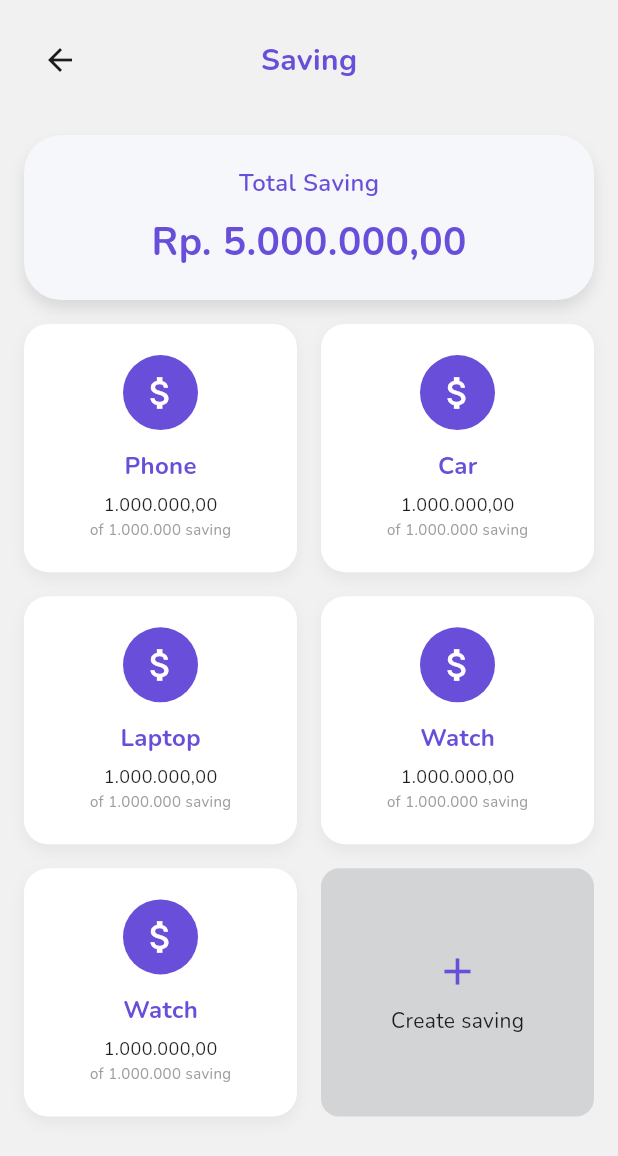
After one commit to amad-IO/frontendMonefy, a Flutter app: the SavingPage screen opened directly, on a phone screen of 412 x 824 dp. The commit adds this screen. Shown: the top 1156 px of the screen. Run offline on Flutter 3.47's test engine with Material 3 defaults, Android fonts, the phone set to English and light mode, and no system bars; our stand-ins replace flutter_svg.

Commit message:
aku tambah saving_page, saving_list, dan saving_card

```diff
--- a/lib/ui/pages/home_page.dart
+++ b/lib/ui/pages/home_page.dart
@@ -2,6 +2,7 @@
 import 'package:flutter/material.dart';
 import 'package:flutter_svg/flutter_svg.dart';
 import 'package:monefy/ui/pages/main_page.dart';
+import 'package:monefy/ui/pages/saving_page.dart';
 import '../../models/summary_model.dart';
 import '../../models/transaction_model.dart';
 import '../../models/user_model.dart';
@@ -68,7 +69,17 @@ class _HomePageState extends State<HomePage> {
                   ),
                 );
               },
-              onSavingTap: () {},
+              onSavingTap: () {
+                Navigator.push(
+                  context,
+                  MaterialPageRoute(
+                    builder: (_) => MainPage(
+                      initialIndex: 5,
+                      extraPage: const SavingPage(),
+                    ),
+                  ),
+                );
+              },
             ),
             Expanded(
               child: HistorySection(
--- /dev/null
+++ b/lib/ui/pages/saving_page.dart
@@ -0,0 +1,59 @@
+import 'package:flutter/material.dart';
+import '../widgets/saving_card.dart';
+import '../widgets/saving_list.dart';
+
+class SavingPage extends StatelessWidget {
+  const SavingPage({super.key});
+
+  @override
+  Widget build(BuildContext context) {
+    return Scaffold(
+      backgroundColor: const Color(0xFFF1F1F1),
+
+      body: SafeArea(
+        child: Column(
+          crossAxisAlignment: CrossAxisAlignment.start,
+          children: [
+            // HEADER
+            Padding(
+              padding: const EdgeInsets.all(16),
+              child: Stack(
+                alignment: Alignment.center,
+                children: [
+                  Align(
+                    alignment: Alignment.centerLeft,
+                    child: IconButton(
+                      icon: const Icon(Icons.arrow_back),
+                      onPressed: () {
+                        Navigator.pop(context);
+                      },
+                    ),
+                  ),
+                  const Text(
+                    "Saving",
+                    style: TextStyle(
+                      fontSize: 20,
+                      fontWeight: FontWeight.bold,
+                      color: Color(0xFF694EDA),
+                    ),
+                  ),
+                ],
+              ),
+            ),
+
+            const SizedBox(height: 10),
+
+            const SavingCard(),
+
+            const SizedBox(height: 16),
+
+            // 🔥 INI YANG SCROLL
+            const Expanded(
+              child: SavingList(),
+            ),
+          ],
+        ),
+      ),
+    );
+  }
+}
--- /dev/null
+++ b/lib/ui/widgets/saving_card.dart
@@ -0,0 +1,47 @@
+import 'package:flutter/material.dart';
+
+class SavingCard extends StatelessWidget {
+  const SavingCard({super.key});
+
+  @override
+  Widget build(BuildContext context) {
+    return Container(
+      width: double.infinity, //FULL WIDTH
+      margin: const EdgeInsets.symmetric(horizontal: 16),
+      padding: const EdgeInsets.symmetric(vertical: 20, horizontal: 20),
+      decoration: BoxDecoration(
+        color: const Color(0xFFF6F7FB),
+        borderRadius: BorderRadius.circular(25),
+        boxShadow: [
+          BoxShadow(
+            color: Colors.black.withValues(alpha: 0.1),
+            offset: const Offset(0, 6),
+            blurRadius: 8,
+          ),
+        ],
+      ),
+      child: Column(
+        crossAxisAlignment: CrossAxisAlignment.center, //tengah
+        children: const [
+          Text(
+            'Total Saving',
+            style: TextStyle(
+              color: Color(0xFF694EDA),
+              fontSize: 16,
+              fontWeight: FontWeight.w600,
+            ),
+          ),
+          SizedBox(height: 10),
+          Text(
+            'Rp. 5.000.000,00',
+            style: TextStyle(
+              color: Color(0xFF694EDA),
+              fontSize: 26,
+              fontWeight: FontWeight.bold,
+            ),
+          ),
+        ],
+      ),
+    );
+  }
+}
--- /dev/null
+++ b/lib/ui/widgets/saving_list.dart
@@ -0,0 +1,115 @@
+import 'package:flutter/material.dart';
+
+class SavingList extends StatelessWidget {
+  const SavingList({super.key});
+
+  @override
+  Widget build(BuildContext context) {
+    final items = [
+      "Phone",
+      "Car",
+      "Laptop",
+      "Watch",
+      "Watch",
+    ];
+
+    return Padding(
+      padding: const EdgeInsets.symmetric(horizontal: 16),
+      child: GridView.builder(
+        itemCount: items.length + 1,
+        gridDelegate: const SliverGridDelegateWithFixedCrossAxisCount(
+          crossAxisCount: 2,
+          mainAxisSpacing: 16,
+          crossAxisSpacing: 16,
+          childAspectRatio: 1.1,
+        ),
+        itemBuilder: (context, index) {
+          if (index == items.length) {
+            return _buildCreateCard();
+          }
+          return _buildItem(items[index]);
+        },
+      ),
+    );
+  }
+
+  Widget _buildItem(String title) {
+    return Container(
+      padding: const EdgeInsets.all(14),
+      decoration: BoxDecoration(
+        color: Colors.white,
+        borderRadius: BorderRadius.circular(16),
+        boxShadow: [
+          BoxShadow(
+            color: Colors.black.withValues(alpha: 0.05),
+            blurRadius: 8,
+            offset: const Offset(0, 4),
+          ),
+        ],
+      ),
+      child: Column(
+        mainAxisAlignment: MainAxisAlignment.center,
+        children: [
+          // ICON BULAT
+          Container(
+            width: 50,
+            height: 50,
+            decoration: const BoxDecoration(
+              shape: BoxShape.circle,
+              color: Color(0xFF694EDA),
+            ),
+            child: const Icon(
+              Icons.attach_money,
+              color: Colors.white,
+              size: 28,
+            ),
+          ),
+
+          const SizedBox(height: 12),
+
+          Text(
+            title,
+            style: const TextStyle(
+              color: Color(0xFF694EDA),
+              fontWeight: FontWeight.bold,
+              fontSize: 16,
+            ),
+          ),
+
+          const SizedBox(height: 6),
+
+          const Text(
+            "1.000.000,00",
+            style: TextStyle(fontSize: 12),
+          ),
+
+          const SizedBox(height: 2),
+
+          const Text(
+            "of 1.000.000 saving",
+            style: TextStyle(fontSize: 10, color: Colors.grey),
+          ),
+        ],
+      ),
+    );
+  }
+
+  Widget _buildCreateCard() {
+    return Container(
+      decoration: BoxDecoration(
+        color: const Color(0xFFD2D4D6),
+        borderRadius: BorderRadius.circular(12),
+      ),
+      child: const Center(
+        child: Column(
+          mainAxisAlignment: MainAxisAlignment.center,
+          children: [
+            Icon(Icons.add, size: 30, color: Color(0xFF694EDA)),
+            SizedBox(height: 8),
+            Text("Create saving"),
+          ],
+        ),
+      ),
+    );
+  }
+}
```
